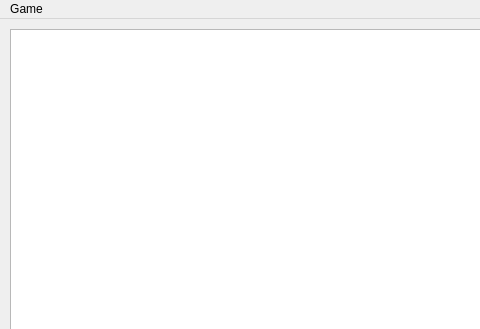
Old version of the form mainwindow.ui in the repository bjmmedeiros/jogoC3_bruno-felipe; both pictures show x 0 to 480 and y 0 to 329 of the 620 by 655 pixel window.
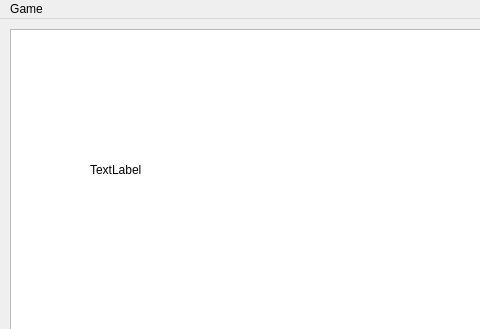
New version of the form.

The edit to the form file:
```diff
--- a/mainwindow.ui
+++ b/mainwindow.ui
@@ -17,10 +17,10 @@
    <widget class="QLabel" name="gameName">
     <property name="geometry">
      <rect>
-      <x>0</x>
-      <y>0</y>
-      <width>500</width>
-      <height>500</height>
+      <x>10</x>
+      <y>10</y>
+      <width>600</width>
+      <height>600</height>
      </rect>
     </property>
     <property name="font">
@@ -56,6 +56,19 @@
      </sizepolicy>
     </property>
    </widget>
+   <widget class="QLabel" name="console">
+    <property name="geometry">
+     <rect>
+      <x>90</x>
+      <y>60</y>
+      <width>251</width>
+      <height>181</height>
+     </rect>
+    </property>
+    <property name="text">
+     <string>TextLabel</string>
+    </property>
+   </widget>
   </widget>
   <widget class="QMenuBar" name="menuBar">
    <property name="geometry">
```
Left out of the diff: 8 changed lines with no effect on the pictures.
